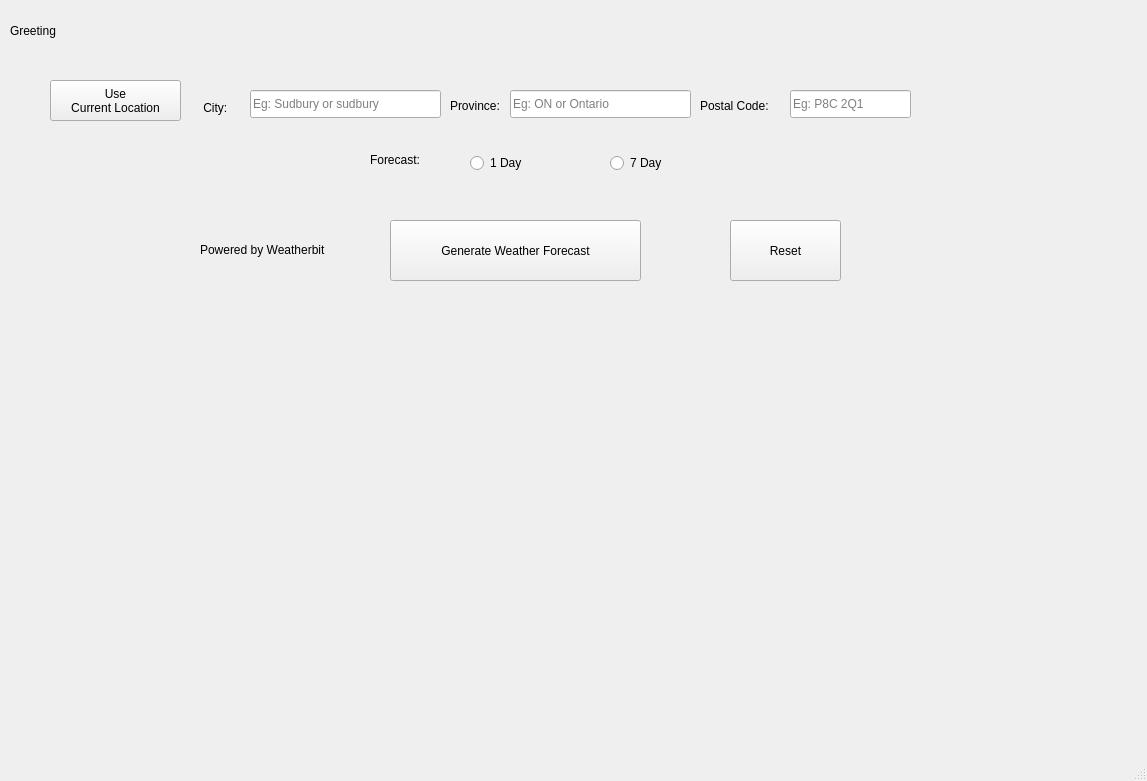
Qt form mainwindow.ui (ToddBoeker/WeatherApplication) before a commit.
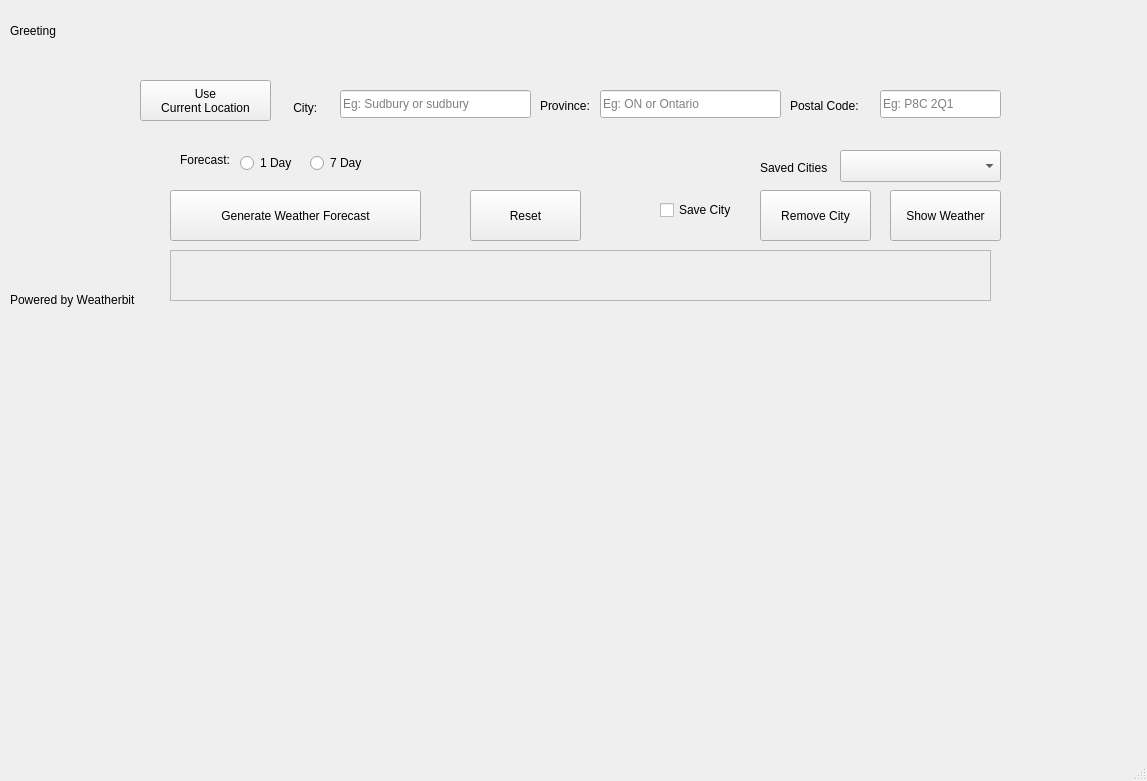
The same form after that commit.

The edit to the form file:
```diff
--- a/mainwindow.ui
+++ b/mainwindow.ui
@@ -17,7 +17,7 @@
    <widget class="QLabel" name="label">
     <property name="geometry">
      <rect>
-      <x>450</x>
+      <x>540</x>
       <y>90</y>
       <width>61</width>
       <height>31</height>
@@ -30,7 +30,7 @@
    <widget class="QLabel" name="label_4">
     <property name="geometry">
      <rect>
-      <x>700</x>
+      <x>790</x>
       <y>90</y>
       <width>81</width>
       <height>31</height>
@@ -46,7 +46,7 @@
    <widget class="QLabel" name="label_3">
     <property name="geometry">
      <rect>
-      <x>200</x>
+      <x>290</x>
       <y>100</y>
       <width>41</width>
       <height>16</height>
@@ -59,7 +59,7 @@
    <widget class="QLabel" name="label_5">
     <property name="geometry">
      <rect>
-      <x>370</x>
+      <x>180</x>
       <y>150</y>
       <width>63</width>
       <height>20</height>
@@ -72,7 +72,7 @@
    <widget class="QLineEdit" name="txtProvince">
     <property name="geometry">
      <rect>
-      <x>510</x>
+      <x>600</x>
       <y>90</y>
       <width>181</width>
       <height>28</height>
@@ -85,7 +85,7 @@
    <widget class="QLineEdit" name="txtCity">
     <property name="geometry">
      <rect>
-      <x>250</x>
+      <x>340</x>
       <y>90</y>
       <width>191</width>
       <height>28</height>
@@ -98,7 +98,7 @@
    <widget class="QLineEdit" name="txtPostalCode">
     <property name="geometry">
      <rect>
-      <x>790</x>
+      <x>880</x>
       <y>90</y>
       <width>121</width>
       <height>28</height>
@@ -111,7 +111,7 @@
    <widget class="QRadioButton" name="radioBtn1Day">
     <property name="geometry">
      <rect>
-      <x>470</x>
+      <x>240</x>
       <y>150</y>
       <width>81</width>
       <height>26</height>
@@ -124,10 +124,10 @@
    <widget class="QPushButton" name="btnWeather">
     <property name="geometry">
      <rect>
-      <x>390</x>
-      <y>220</y>
+      <x>170</x>
+      <y>190</y>
       <width>251</width>
-      <height>61</height>
+      <height>51</height>
      </rect>
     </property>
     <property name="text">
@@ -137,8 +137,8 @@
    <widget class="QLabel" name="label_2">
     <property name="geometry">
      <rect>
-      <x>200</x>
-      <y>240</y>
+      <x>10</x>
+      <y>290</y>
       <width>161</width>
       <height>20</height>
      </rect>
@@ -150,10 +150,10 @@
    <widget class="QPushButton" name="btnReset">
     <property name="geometry">
      <rect>
-      <x>730</x>
-      <y>220</y>
+      <x>470</x>
+      <y>190</y>
       <width>111</width>
-      <height>61</height>
+      <height>51</height>
      </rect>
     </property>
     <property name="text">
@@ -518,7 +518,7 @@
    <widget class="QPushButton" name="btnCurrentLocation">
     <property name="geometry">
      <rect>
-      <x>50</x>
+      <x>140</x>
       <y>80</y>
       <width>131</width>
       <height>41</height>
@@ -529,29 +529,10 @@
 Current Location</string>
     </property>
    </widget>
-   <widget class="QLabel" name="lblLocationInfo">
-    <property name="geometry">
-     <rect>
-      <x>260</x>
-      <y>270</y>
-      <width>651</width>
-      <height>41</height>
-     </rect>
-    </property>
-    <property name="font">
-     <font>
-      <pointsize>24</pointsize>
-      <bold>true</bold>
-     </font>
-    </property>
-    <property name="text">
-     <string/>
-    </property>
-   </widget>
    <widget class="QRadioButton" name="radioBtn7Day">
     <property name="geometry">
      <rect>
-      <x>610</x>
+      <x>310</x>
       <y>150</y>
       <width>112</width>
       <height>26</height>
@@ -574,6 +555,103 @@
      <string>Greeting</string>
     </property>
    </widget>
+   <widget class="QComboBox" name="comboBox">
+    <property name="geometry">
+     <rect>
+      <x>840</x>
+      <y>150</y>
+      <width>161</width>
+      <height>32</height>
+     </rect>
+    </property>
+   </widget>
+   <widget class="QPushButton" name="showWeather">
+    <property name="geometry">
+     <rect>
+      <x>890</x>
+      <y>190</y>
+      <width>111</width>
+      <height>51</height>
+     </rect>
+    </property>
+    <property name="text">
+     <string>Show Weather</string>
+    </property>
+   </widget>
+   <widget class="QPushButton" name="removeButton">
+    <property name="geometry">
+     <rect>
+      <x>760</x>
+      <y>190</y>
+      <width>111</width>
+      <height>51</height>
+     </rect>
+    </property>
+    <property name="text">
+     <string>Remove City</string>
+    </property>
+   </widget>
+   <widget class="QLabel" name="label_6">
+    <property name="geometry">
+     <rect>
+      <x>760</x>
+      <y>160</y>
+      <width>101</width>
+      <height>16</height>
+     </rect>
+    </property>
+    <property name="text">
+     <string>Saved Cities</string>
+    </property>
+   </widget>
+   <widget class="QCheckBox" name="checkBox">
+    <property name="geometry">
+     <rect>
+      <x>660</x>
+      <y>200</y>
+      <width>85</width>
+      <height>20</height>
+     </rect>
+    </property>
+    <property name="text">
+     <string>Save City</string>
+    </property>
+   </widget>
+   <widget class="QFrame" name="locationFrame">
+    <property name="geometry">
+     <rect>
+      <x>170</x>
+      <y>250</y>
+      <width>821</width>
+      <height>51</height>
+     </rect>
+    </property>
+    <property name="frameShape">
+     <enum>QFrame::Shape::StyledPanel</enum>
+    </property>
+    <property name="frameShadow">
+     <enum>QFrame::Shadow::Raised</enum>
+    </property>
+    <widget class="QLabel" name="lblLocationInfo">
+     <property name="geometry">
+      <rect>
+       <x>0</x>
+       <y>0</y>
+       <width>821</width>
+       <height>51</height>
+      </rect>
+     </property>
+     <property name="font">
+      <font>
+       <pointsize>24</pointsize>
+       <bold>true</bold>
+      </font>
+     </property>
+     <property name="text">
+      <string/>
+     </property>
+    </widget>
+   </widget>
   </widget>
   <widget class="QStatusBar" name="statusbar"/>
  </widget>
```
